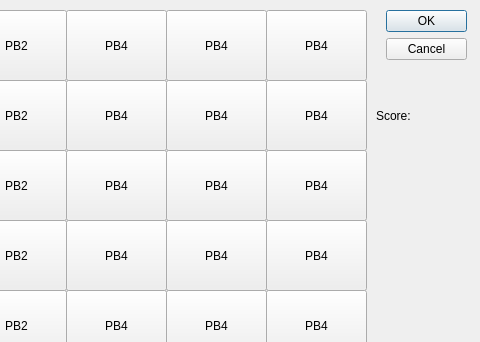
Above: waves/try.ui from matternstsr/Sea-Application before the change; both pictures show x 244 to 724 and y 0 to 342 of the 724 by 451 pixel window. Below: the same form after it.
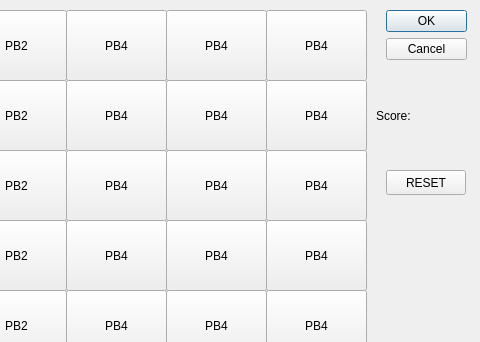
That is the form after the change.

What changed in the file:
```diff
--- a/waves/try.ui
+++ b/waves/try.ui
@@ -445,6 +445,19 @@
     <string/>
    </property>
   </widget>
+  <widget class="QPushButton" name="resetButton">
+   <property name="geometry">
+    <rect>
+     <x>630</x>
+     <y>170</y>
+     <width>80</width>
+     <height>25</height>
+    </rect>
+   </property>
+   <property name="text">
+    <string>RESET</string>
+   </property>
+  </widget>
  </widget>
  <resources/>
  <connections>
```
